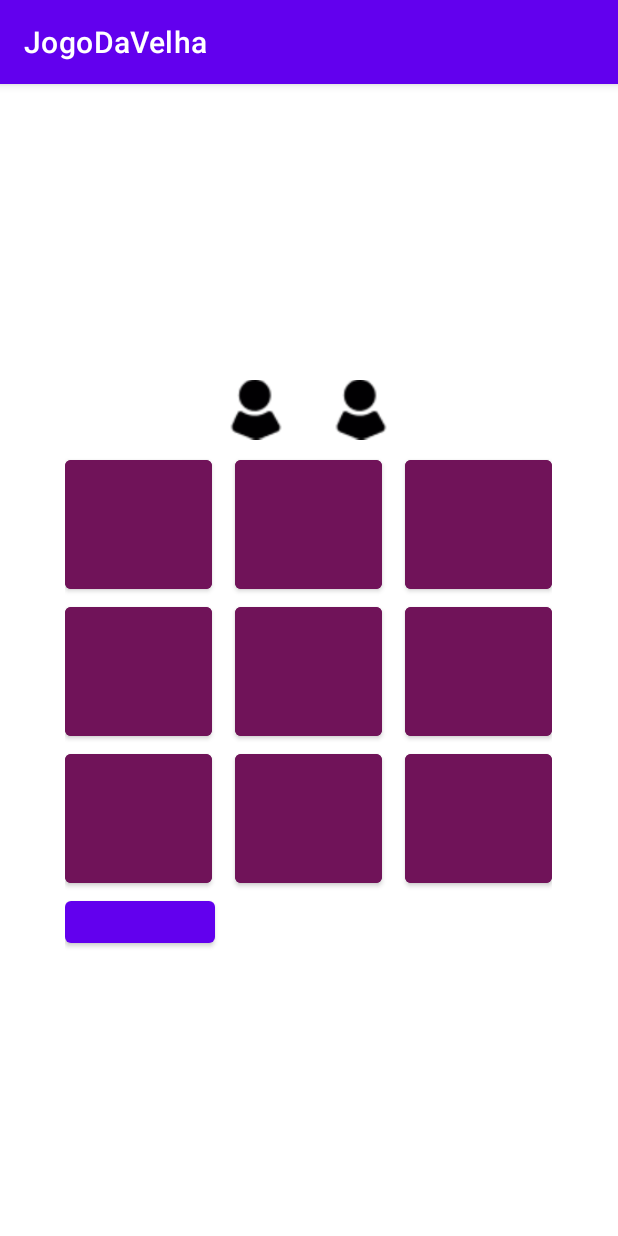
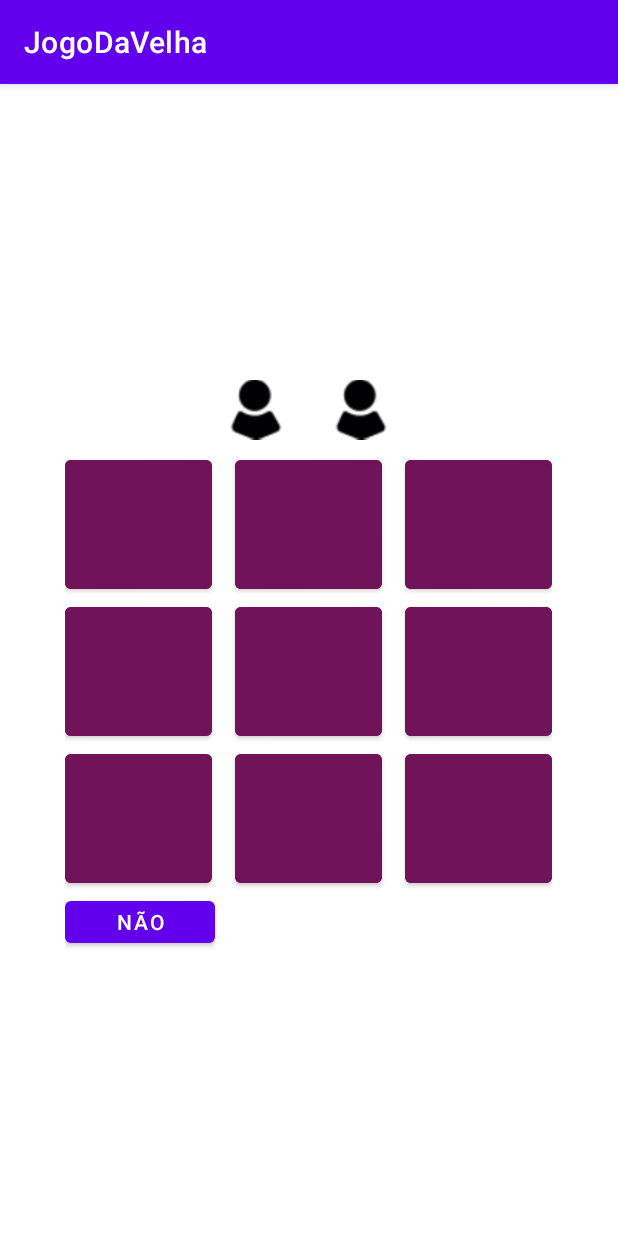
Before and after one commit to LaiseSilva/Jogo-da-velha, an Android app: the JogoActivity screen opened directly, with no data from a screen before it, on a phone screen of 412 x 824 dp. Run offline under Robolectric (Android 15) with nearby library versions, the phone set to English and light mode, and no system bars.

Commit message:
12/04/2022

```diff
--- a/app/src/main/java/com/senai/jogodavelha/JogoActivity.kt
+++ b/app/src/main/java/com/senai/jogodavelha/JogoActivity.kt
@@ -2,6 +2,7 @@ package com.senai.jogodavelha
 
 import androidx.appcompat.app.AppCompatActivity
 import android.os.Bundle
+import android.view.KeyEvent
 import android.view.View
 import android.widget.Button
 
@@ -26,13 +27,13 @@ class JogoActivity : AppCompatActivity() {
         val teste = findViewById<Button>(R.id.teste)
 
 
-        quadradinho1.setOnClickListener( ){ jogar(quadradinho1) }
+        quadradinho1.setOnClickListener(){ jogar(quadradinho1)}
 
         quadradinho2.setOnClickListener(){jogar(quadradinho2)}
 
         quadradinho3.setOnClickListener(){jogar(quadradinho3)}
 
-        quadradinho4.setOnClickListener(){jogar(quadradinho4)}
+        /*quadradinho4.setOnClickListener(){jogar(quadradinho4)}
 
         quadradinho5.setOnClickListener(){jogar(quadradinho5)}
 
@@ -42,19 +43,25 @@ class JogoActivity : AppCompatActivity() {
 
         quadradinho8.setOnClickListener(){jogar(quadradinho8)}
 
-        quadradinho9.setOnClickListener(){jogar(quadradinho9)}
-
-        if(quadradinho1.isEnabled == false && quadradinho1.text == "O"){
-            teste.text = "sim"
-        }else{
-
-        }
+        quadradinho9.setOnClickListener(){jogar(quadradinho9)}*/
 
 
-
+        verificar(quadradinho1,quadradinho2,teste)
 
     }
 
+    /*Função de tentiva para encontrar um ganhador*/
+    private fun verificar(button1: Button, button2: Button, teste: Button){
+
+        if (!button1.isEnabled  && !button2.isEnabled && button2.text.equals(button1.text)){
+            teste.text = "entrei"
+        }else{
+            teste.text="não"
+        }
+    }
+
+
+    /*Função que define as jogadas*/
     private fun jogar(quadradinho: Button ) {
         if(jogador1){
             quadradinho.text = jogadas()
@@ -65,6 +72,7 @@ class JogoActivity : AppCompatActivity() {
         quadradinho.setEnabled(false)
     }
 
+    /* função que define quem joga*/
     private fun jogadas(): String {
         var simbolozinho =  ""
 
```
